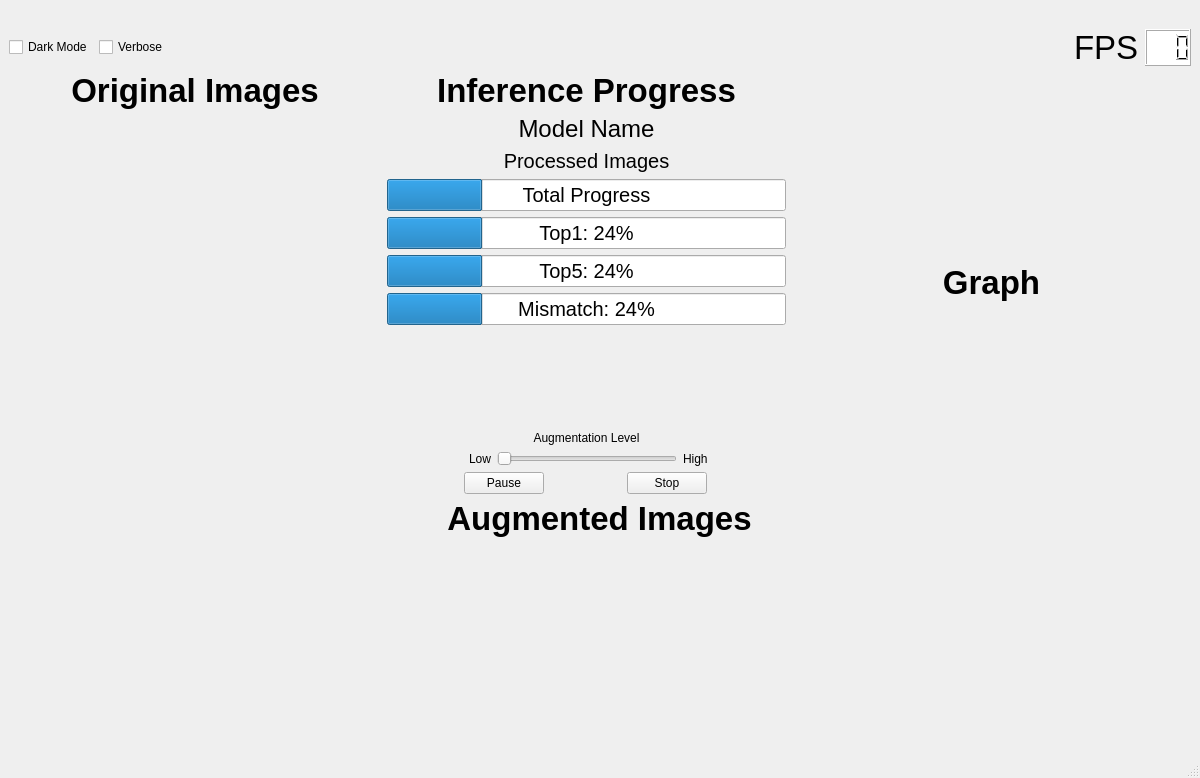
Above: inference_viewer.ui from kiritigowda/MIVisionX-Validation-Tool before the change. Below: the same form after it.
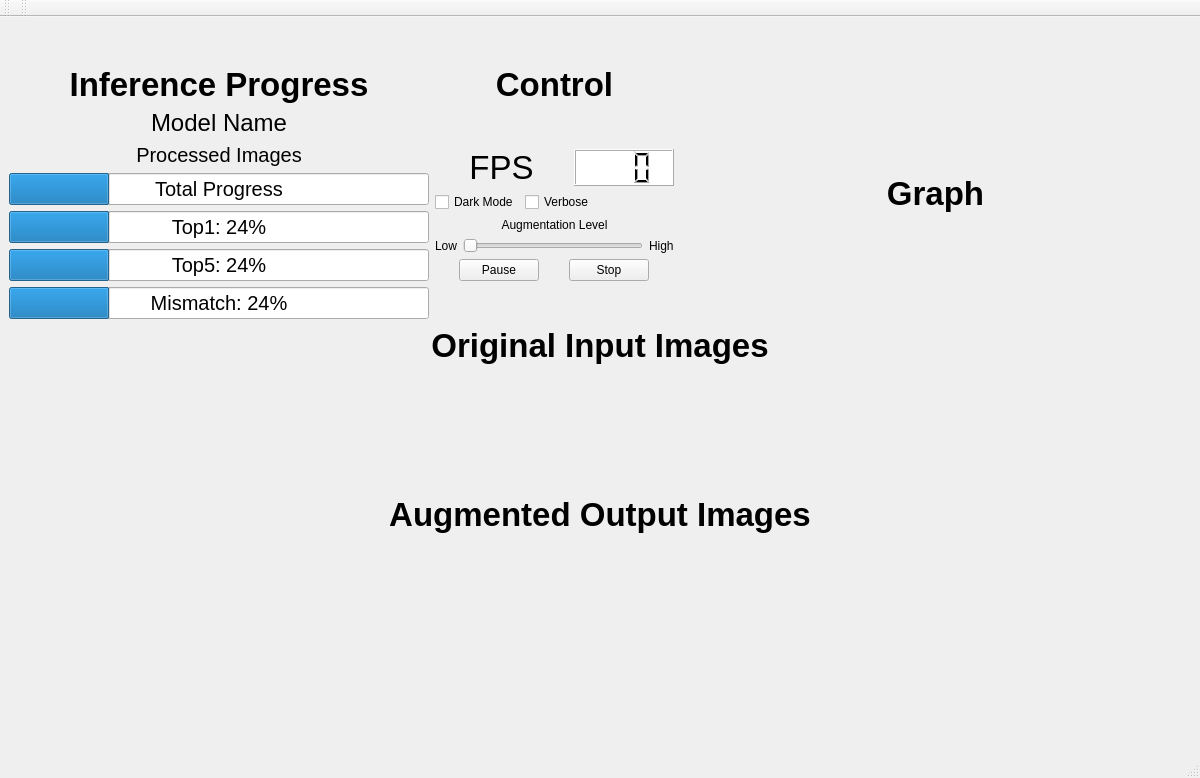
That is the form after the change. Icons and pictures are not drawn.

```diff
--- a/inference_viewer.ui
+++ b/inference_viewer.ui
@@ -14,7 +14,7 @@
    <string>MIVisionX Inference Viewer</string>
   </property>
   <widget class="QWidget" name="centralwidget">
-   <layout class="QVBoxLayout" name="verticalLayout_5">
+   <layout class="QVBoxLayout" name="verticalLayout_3">
     <item>
      <layout class="QHBoxLayout" name="horizontalLayout_2">
       <item>
@@ -77,280 +77,25 @@
      </layout>
     </item>
     <item>
-     <layout class="QHBoxLayout" name="horizontalLayout_6">
-      <item>
-       <widget class="QCheckBox" name="dark_checkBox">
-        <property name="sizePolicy">
-         <sizepolicy hsizetype="Fixed" vsizetype="Fixed">
-          <horstretch>0</horstretch>
-          <verstretch>0</verstretch>
-         </sizepolicy>
-        </property>
-        <property name="text">
-         <string>Dark Mode</string>
-        </property>
-       </widget>
-      </item>
-      <item>
-       <widget class="QCheckBox" name="verbose_checkBox">
-        <property name="text">
-         <string>Verbose</string>
-        </property>
-       </widget>
-      </item>
-      <item>
-       <spacer name="horizontalSpacer">
-        <property name="orientation">
-         <enum>Qt::Horizontal</enum>
-        </property>
-        <property name="sizeHint" stdset="0">
-         <size>
-          <width>40</width>
-          <height>20</height>
-         </size>
-        </property>
-       </spacer>
-      </item>
-      <item>
-       <widget class="QLabel" name="fps_label">
-        <property name="font">
-         <font>
-          <pointsize>25</pointsize>
-         </font>
-        </property>
-        <property name="text">
-         <string>FPS</string>
-        </property>
-       </widget>
-      </item>
-      <item>
-       <widget class="QLCDNumber" name="fps_lcdNumber">
-        <property name="sizePolicy">
-         <sizepolicy hsizetype="Preferred" vsizetype="Preferred">
-          <horstretch>0</horstretch>
-          <verstretch>0</verstretch>
-         </sizepolicy>
-        </property>
-        <property name="styleSheet">
-         <string notr="true">background-color: rgb(255, 255, 255);
-color: rgb(0, 0, 0);</string>
-        </property>
-        <property name="digitCount">
-         <number>3</number>
-        </property>
-       </widget>
-      </item>
-     </layout>
+     <spacer name="verticalSpacer_3">
+      <property name="orientation">
+       <enum>Qt::Vertical</enum>
+      </property>
+      <property name="sizeType">
+       <enum>QSizePolicy::Fixed</enum>
+      </property>
+      <property name="sizeHint" stdset="0">
+       <size>
+        <width>20</width>
+        <height>20</height>
+       </size>
+      </property>
+     </spacer>
     </item>
     <item>
-     <layout class="QHBoxLayout" name="horizontalLayout_8">
+     <layout class="QHBoxLayout" name="horizontalLayout_5">
       <item>
-       <layout class="QVBoxLayout" name="verticalLayout_4">
-        <item>
-         <widget class="QLabel" name="origTitle_label">
-          <property name="sizePolicy">
-           <sizepolicy hsizetype="Preferred" vsizetype="Fixed">
-            <horstretch>0</horstretch>
-            <verstretch>0</verstretch>
-           </sizepolicy>
-          </property>
-          <property name="font">
-           <font>
-            <pointsize>25</pointsize>
-            <weight>75</weight>
-            <italic>false</italic>
-            <bold>true</bold>
-            <strikeout>false</strikeout>
-            <kerning>true</kerning>
-           </font>
-          </property>
-          <property name="text">
-           <string>Original Images</string>
-          </property>
-          <property name="alignment">
-           <set>Qt::AlignCenter</set>
-          </property>
-         </widget>
-        </item>
-        <item>
-         <layout class="QGridLayout" name="gridLayout">
-          <item row="0" column="0">
-           <widget class="QLabel" name="image_label">
-            <property name="minimumSize">
-             <size>
-              <width>120</width>
-              <height>120</height>
-             </size>
-            </property>
-            <property name="maximumSize">
-             <size>
-              <width>130</width>
-              <height>130</height>
-             </size>
-            </property>
-            <property name="text">
-             <string/>
-            </property>
-           </widget>
-          </item>
-          <item row="0" column="1">
-           <widget class="QLabel" name="image_label2">
-            <property name="minimumSize">
-             <size>
-              <width>120</width>
-              <height>120</height>
-             </size>
-            </property>
-            <property name="maximumSize">
-             <size>
-              <width>130</width>
-              <height>130</height>
-             </size>
-            </property>
-            <property name="text">
-             <string/>
-            </property>
-           </widget>
-          </item>
-          <item row="0" column="2">
-           <widget class="QLabel" name="image_label3">
-            <property name="minimumSize">
-             <size>
-              <width>120</width>
-              <height>120</height>
-             </size>
-            </property>
-            <property name="maximumSize">
-             <size>
-              <width>130</width>
-              <height>130</height>
-             </size>
-            </property>
-            <property name="text">
-             <string/>
-            </property>
-           </widget>
-          </item>
-          <item row="1" column="0">
-           <widget class="QLabel" name="image_label4">
-            <property name="minimumSize">
-             <size>
-              <width>120</width>
-              <height>120</height>
-             </size>
-            </property>
-            <property name="maximumSize">
-             <size>
-              <width>130</width>
-              <height>130</height>
-             </size>
-            </property>
-            <property name="text">
-             <string/>
-            </property>
-           </widget>
-          </item>
-          <item row="1" column="1">
-           <widget class="QLabel" name="image_label5">
-            <property name="minimumSize">
-             <size>
-              <width>120</width>
-              <height>120</height>
-             </size>
-            </property>
-            <property name="maximumSize">
-             <size>
-              <width>130</width>
-              <height>130</height>
-             </size>
-            </property>
-            <property name="text">
-             <string/>
-            </property>
-           </widget>
-          </item>
-          <item row="1" column="2">
-           <widget class="QLabel" name="image_label6">
-            <property name="minimumSize">
-             <size>
-              <width>120</width>
-              <height>120</height>
-             </size>
-            </property>
-            <property name="maximumSize">
-             <size>
-              <width>130</width>
-              <height>130</height>
-             </size>
-            </property>
-            <property name="text">
-             <string/>
-            </property>
-           </widget>
-          </item>
-          <item row="2" column="0">
-           <widget class="QLabel" name="image_label7">
-            <property name="minimumSize">
-             <size>
-              <width>120</width>
-              <height>120</height>
-             </size>
-            </property>
-            <property name="maximumSize">
-             <size>
-              <width>130</width>
-              <height>130</height>
-             </size>
-            </property>
-            <property name="text">
-             <string/>
-            </property>
-           </widget>
-          </item>
-          <item row="2" column="1">
-           <widget class="QLabel" name="image_label8">
-            <property name="minimumSize">
-             <size>
-              <width>120</width>
-              <height>120</height>
-             </size>
-            </property>
-            <property name="maximumSize">
-             <size>
-              <width>130</width>
-              <height>130</height>
-             </size>
-            </property>
-            <property name="text">
-             <string/>
-            </property>
-           </widget>
-          </item>
-          <item row="2" column="2">
-           <widget class="QLabel" name="image_label9">
-            <property name="minimumSize">
-             <size>
-              <width>120</width>
-              <height>120</height>
-             </size>
-            </property>
-            <property name="maximumSize">
-             <size>
-              <width>130</width>
-              <height>130</height>
-             </size>
-            </property>
-            <property name="text">
-             <string/>
-            </property>
-           </widget>
-          </item>
-         </layout>
-        </item>
-       </layout>
-      </item>
-      <item>
-       <layout class="QVBoxLayout" name="verticalLayout">
+       <layout class="QVBoxLayout" name="verticalLayout_5">
         <item>
          <widget class="QLabel" name="progTitle_label">
           <property name="sizePolicy">
@@ -359,6 +104,12 @@
             <verstretch>0</verstretch>
            </sizepolicy>
           </property>
+          <property name="maximumSize">
+           <size>
+            <width>550</width>
+            <height>16777215</height>
+           </size>
+          </property>
           <property name="font">
            <font>
             <pointsize>25</pointsize>
@@ -527,8 +278,41 @@
           </property>
          </widget>
         </item>
+       </layout>
+      </item>
+      <item>
+       <layout class="QVBoxLayout" name="verticalLayout">
         <item>
-         <spacer name="verticalSpacer_2">
+         <widget class="QLabel" name="controlTitle_label">
+          <property name="sizePolicy">
+           <sizepolicy hsizetype="Fixed" vsizetype="Fixed">
+            <horstretch>0</horstretch>
+            <verstretch>0</verstretch>
+           </sizepolicy>
+          </property>
+          <property name="maximumSize">
+           <size>
+            <width>550</width>
+            <height>16777215</height>
+           </size>
+          </property>
+          <property name="font">
+           <font>
+            <pointsize>25</pointsize>
+            <weight>75</weight>
+            <bold>true</bold>
+           </font>
+          </property>
+          <property name="text">
+           <string>Control</string>
+          </property>
+          <property name="alignment">
+           <set>Qt::AlignCenter</set>
+          </property>
+         </widget>
+        </item>
+        <item>
+         <spacer name="verticalSpacer">
           <property name="orientation">
            <enum>Qt::Vertical</enum>
           </property>
@@ -538,13 +322,88 @@
           <property name="sizeHint" stdset="0">
            <size>
             <width>20</width>
-            <height>100</height>
+            <height>40</height>
            </size>
           </property>
          </spacer>
         </item>
+        <item>
+         <layout class="QHBoxLayout" name="horizontalLayout_8">
+          <item>
+           <widget class="QLabel" name="fps_label">
+            <property name="font">
+             <font>
+              <pointsize>25</pointsize>
+             </font>
+            </property>
+            <property name="text">
+             <string>FPS</string>
+            </property>
+            <property name="alignment">
+             <set>Qt::AlignCenter</set>
+            </property>
+           </widget>
+          </item>
+          <item>
+           <widget class="QLCDNumber" name="fps_lcdNumber">
+            <property name="sizePolicy">
+             <sizepolicy hsizetype="Fixed" vsizetype="Preferred">
+              <horstretch>0</horstretch>
+              <verstretch>0</verstretch>
+             </sizepolicy>
+            </property>
+            <property name="maximumSize">
+             <size>
+              <width>100</width>
+              <height>16777215</height>
+             </size>
+            </property>
+            <property name="styleSheet">
+             <string notr="true">background-color: rgb(255, 255, 255);
+color: rgb(0, 0, 0);</string>
+            </property>
+            <property name="digitCount">
+             <number>3</number>
+            </property>
+           </widget>
+          </item>
+         </layout>
+        </item>
+        <item>
+         <layout class="QHBoxLayout" name="horizontalLayout_6">
+          <item>
+           <widget class="QCheckBox" name="dark_checkBox">
+            <property name="sizePolicy">
+             <sizepolicy hsizetype="Fixed" vsizetype="Fixed">
+              <horstretch>0</horstretch>
+              <verstretch>0</verstretch>
+             </sizepolicy>
+            </property>
+            <property name="text">
+             <string>Dark Mode</string>
+            </property>
+           </widget>
+          </item>
+          <item>
+           <widget class="QCheckBox" name="verbose_checkBox">
+            <property name="layoutDirection">
+             <enum>Qt::LeftToRight</enum>
+            </property>
+            <property name="text">
+             <string>Verbose</string>
+            </property>
+           </widget>
+          </item>
+         </layout>
+        </item>
         <item>
          <widget class="QLabel" name="level_label">
+          <property name="sizePolicy">
+           <sizepolicy hsizetype="Preferred" vsizetype="Fixed">
+            <horstretch>0</horstretch>
+            <verstretch>0</verstretch>
+           </sizepolicy>
+          </property>
           <property name="text">
            <string>Augmentation Level</string>
           </property>
@@ -638,6 +497,19 @@
           </item>
          </layout>
         </item>
+        <item>
+         <spacer name="verticalSpacer_2">
+          <property name="orientation">
+           <enum>Qt::Vertical</enum>
+          </property>
+          <property name="sizeHint" stdset="0">
+           <size>
+            <width>20</width>
+            <height>40</height>
+           </size>
+          </property>
+         </spacer>
+        </item>
        </layout>
       </item>
       <item>
@@ -676,64 +548,287 @@
      </layout>
     </item>
     <item>
-     <layout class="QVBoxLayout" name="verticalLayout_3">
+     <widget class="QLabel" name="origTitle_label">
+      <property name="sizePolicy">
+       <sizepolicy hsizetype="Preferred" vsizetype="Fixed">
+        <horstretch>0</horstretch>
+        <verstretch>0</verstretch>
+       </sizepolicy>
+      </property>
+      <property name="font">
+       <font>
+        <pointsize>25</pointsize>
+        <weight>75</weight>
+        <italic>false</italic>
+        <bold>true</bold>
+        <strikeout>false</strikeout>
+        <kerning>true</kerning>
+       </font>
+      </property>
+      <property name="text">
+       <string>Original Input Images</string>
+      </property>
+      <property name="alignment">
+       <set>Qt::AlignCenter</set>
+      </property>
+     </widget>
+    </item>
+    <item>
+     <layout class="QHBoxLayout" name="horizontalLayout_9">
       <item>
-       <layout class="QHBoxLayout" name="horizontalLayout_4">
-        <item alignment="Qt::AlignHCenter">
-         <widget class="QLabel" name="augTitle_label">
-          <property name="sizePolicy">
-           <sizepolicy hsizetype="Preferred" vsizetype="Fixed">
-            <horstretch>0</horstretch>
-            <verstretch>0</verstretch>
-           </sizepolicy>
+       <spacer name="horizontalSpacer">
+        <property name="orientation">
+         <enum>Qt::Horizontal</enum>
+        </property>
+        <property name="sizeHint" stdset="0">
+         <size>
+          <width>40</width>
+          <height>20</height>
+         </size>
+        </property>
+       </spacer>
+      </item>
+      <item>
+       <layout class="QHBoxLayout" name="origImage_layout">
+        <item>
+         <widget class="QLabel" name="image_label">
+          <property name="minimumSize">
+           <size>
+            <width>120</width>
+            <height>120</height>
+           </size>
           </property>
-          <property name="font">
-           <font>
-            <family>Ubuntu</family>
-            <pointsize>25</pointsize>
-            <weight>75</weight>
-            <bold>true</bold>
-           </font>
+          <property name="maximumSize">
+           <size>
+            <width>130</width>
+            <height>130</height>
+           </size>
           </property>
           <property name="text">
-           <string>Augmented Images</string>
+           <string/>
           </property>
-          <property name="alignment">
-           <set>Qt::AlignCenter</set>
+         </widget>
+        </item>
+        <item>
+         <widget class="QLabel" name="image_label2">
+          <property name="minimumSize">
+           <size>
+            <width>120</width>
+            <height>120</height>
+           </size>
+          </property>
+          <property name="maximumSize">
+           <size>
+            <width>130</width>
+            <height>130</height>
+           </size>
+          </property>
+          <property name="text">
+           <string/>
+          </property>
+         </widget>
+        </item>
+        <item>
+         <widget class="QLabel" name="image_label3">
+          <property name="minimumSize">
+           <size>
+            <width>120</width>
+            <height>120</height>
+           </size>
+          </property>
+          <property name="maximumSize">
+           <size>
+            <width>130</width>
+            <height>130</height>
+           </size>
+          </property>
+          <property name="text">
+           <string/>
+          </property>
+         </widget>
+        </item>
+        <item>
+         <widget class="QLabel" name="image_label4">
+          <property name="minimumSize">
+           <size>
+            <width>120</width>
+            <height>120</height>
+           </size>
+          </property>
+          <property name="maximumSize">
+           <size>
+            <width>130</width>
+            <height>130</height>
+           </size>
+          </property>
+          <property name="text">
+           <string/>
+          </property>
+         </widget>
+        </item>
+        <item>
+         <widget class="QLabel" name="image_label5">
+          <property name="minimumSize">
+           <size>
+            <width>120</width>
+            <height>120</height>
+           </size>
+          </property>
+          <property name="maximumSize">
+           <size>
+            <width>130</width>
+            <height>130</height>
+           </size>
+          </property>
+          <property name="text">
+           <string/>
+          </property>
+         </widget>
+        </item>
+        <item>
+         <widget class="QLabel" name="image_label6">
+          <property name="minimumSize">
+           <size>
+            <width>120</width>
+            <height>120</height>
+           </size>
+          </property>
+          <property name="maximumSize">
+           <size>
+            <width>130</width>
+            <height>130</height>
+           </size>
+          </property>
+          <property name="text">
+           <string/>
+          </property>
+         </widget>
+        </item>
+        <item>
+         <widget class="QLabel" name="image_label7">
+          <property name="minimumSize">
+           <size>
+            <width>120</width>
+            <height>120</height>
+           </size>
+          </property>
+          <property name="maximumSize">
+           <size>
+            <width>130</width>
+            <height>130</height>
+           </size>
+          </property>
+          <property name="text">
+           <string/>
+          </property>
+         </widget>
+        </item>
+        <item>
+         <widget class="QLabel" name="image_label8">
+          <property name="minimumSize">
+           <size>
+            <width>120</width>
+            <height>120</height>
+           </size>
+          </property>
+          <property name="maximumSize">
+           <size>
+            <width>130</width>
+            <height>130</height>
+           </size>
+          </property>
+          <property name="text">
+           <string/>
+          </property>
+         </widget>
+        </item>
+        <item>
+         <widget class="QLabel" name="image_label9">
+          <property name="minimumSize">
+           <size>
+            <width>120</width>
+            <height>120</height>
+           </size>
+          </property>
+          <property name="maximumSize">
+           <size>
+            <width>130</width>
+            <height>130</height>
+           </size>
+          </property>
+          <property name="text">
+           <string/>
           </property>
          </widget>
         </item>
        </layout>
       </item>
       <item>
-       <widget class="QLabel" name="aug_label">
-        <property name="sizePolicy">
-         <sizepolicy hsizetype="Expanding" vsizetype="Expanding">
-          <horstretch>0</horstretch>
-          <verstretch>0</verstretch>
-         </sizepolicy>
+       <spacer name="horizontalSpacer_2">
+        <property name="orientation">
+         <enum>Qt::Horizontal</enum>
         </property>
-        <property name="minimumSize">
+        <property name="sizeHint" stdset="0">
          <size>
-          <width>0</width>
-          <height>0</height>
+          <width>40</width>
+          <height>20</height>
          </size>
         </property>
-        <property name="font">
-         <font>
-          <kerning>false</kerning>
-         </font>
-        </property>
-        <property name="text">
-         <string/>
-        </property>
-        <property name="alignment">
-         <set>Qt::AlignCenter</set>
-        </property>
-       </widget>
+       </spacer>
       </item>
      </layout>
     </item>
+    <item>
+     <widget class="QLabel" name="augTitle_label">
+      <property name="sizePolicy">
+       <sizepolicy hsizetype="Preferred" vsizetype="Fixed">
+        <horstretch>0</horstretch>
+        <verstretch>0</verstretch>
+       </sizepolicy>
+      </property>
+      <property name="font">
+       <font>
+        <family>Ubuntu</family>
+        <pointsize>25</pointsize>
+        <weight>75</weight>
+        <bold>true</bold>
+       </font>
+      </property>
+      <property name="text">
+       <string>Augmented Output Images</string>
+      </property>
+      <property name="alignment">
+       <set>Qt::AlignCenter</set>
+      </property>
+     </widget>
+    </item>
+    <item>
+     <widget class="QLabel" name="aug_label">
+      <property name="sizePolicy">
+       <sizepolicy hsizetype="Expanding" vsizetype="Expanding">
+        <horstretch>0</horstretch>
+        <verstretch>0</verstretch>
+       </sizepolicy>
+      </property>
+      <property name="minimumSize">
+       <size>
+        <width>0</width>
+        <height>0</height>
+       </size>
+      </property>
+      <property name="font">
+       <font>
+        <kerning>false</kerning>
+       </font>
+      </property>
+      <property name="text">
+       <string/>
+      </property>
+      <property name="alignment">
+       <set>Qt::AlignCenter</set>
+      </property>
+     </widget>
+    </item>
    </layout>
   </widget>
   <widget class="QMenuBar" name="menubar">
@@ -747,6 +842,28 @@
    </property>
   </widget>
   <widget class="QStatusBar" name="statusbar"/>
+  <widget class="QToolBar" name="toolBar">
+   <property name="windowTitle">
+    <string>toolBar</string>
+   </property>
+   <attribute name="toolBarArea">
+    <enum>TopToolBarArea</enum>
+   </attribute>
+   <attribute name="toolBarBreak">
+    <bool>false</bool>
+   </attribute>
+  </widget>
+  <widget class="QToolBar" name="toolBar_2">
+   <property name="windowTitle">
+    <string>toolBar_2</string>
+   </property>
+   <attribute name="toolBarArea">
+    <enum>TopToolBarArea</enum>
+   </attribute>
+   <attribute name="toolBarBreak">
+    <bool>false</bool>
+   </attribute>
+  </widget>
  </widget>
  <resources/>
  <connections/>
```
